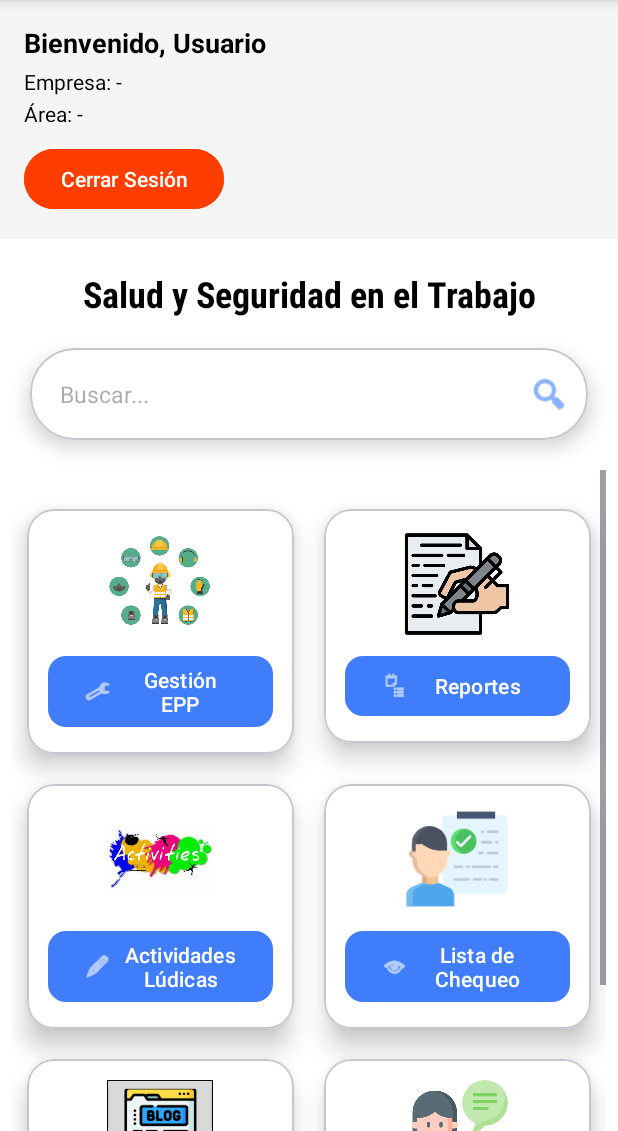
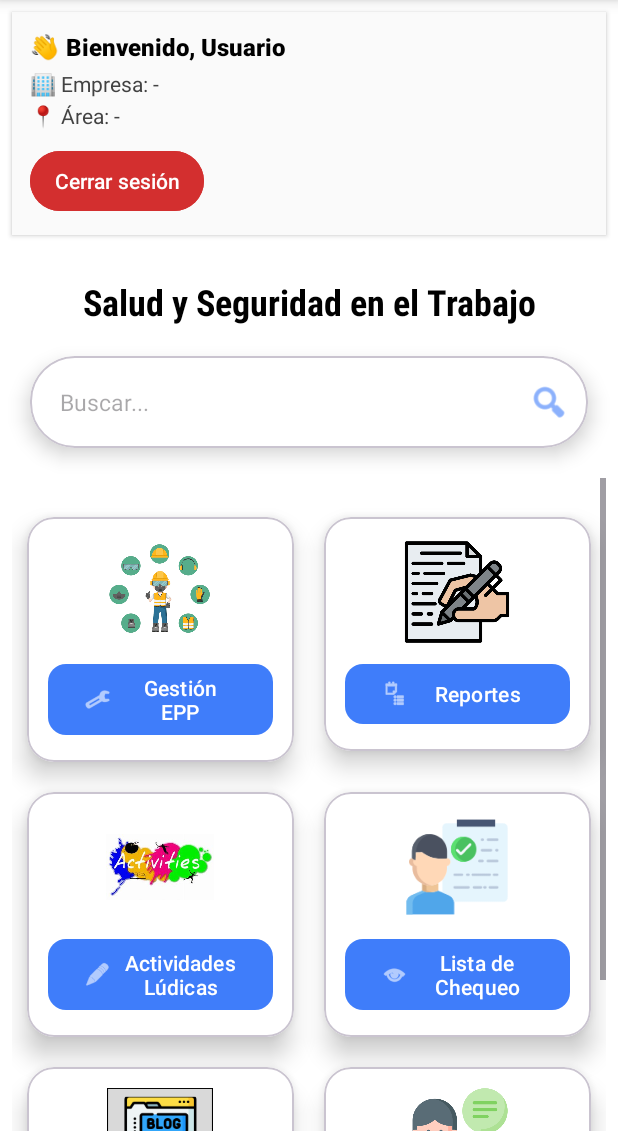
Before and after one commit to sebastianCotaz12/AndroidFinal, an Android app: the layout activity_menu.xml on its own in the app's theme, with its tools: preview values and no code run, on a phone screen of 412 x 824 dp, the part 105-1236 px from its top. Run offline under Robolectric (Android 15) with nearby library versions, the phone set to English and light mode, and no system bars; network calls fail.

Commit message:
area y empresa

```diff
--- a/app/src/main/java/com/example/myapplication/controller/Menu.java
+++ b/app/src/main/java/com/example/myapplication/controller/Menu.java
@@ -53,6 +53,7 @@ public class Menu extends AppCompatActivity {
             startActivity(intent);
         });
 
+
         btnReportes.setOnClickListener(v -> {
             Intent intent = new Intent(Menu.this, Lista_reportes.class);
             startActivity(intent);
--- a/app/src/main/res/layout/activity_menu.xml
+++ b/app/src/main/res/layout/activity_menu.xml
@@ -45,48 +45,74 @@
 
     </LinearLayout>
 
-    <!-- Encabezado con bienvenida -->
+
+
+    <!-- Encabezado con bienvenida (versión compacta y moderna, sin archivos externos) -->
     <LinearLayout
+        xmlns:android="http://schemas.android.com/apk/res/android"
         android:layout_width="match_parent"
         android:layout_height="wrap_content"
         android:orientation="vertical"
-        android:padding="16dp"
-        android:background="#F5F5F5">
+        android:padding="12dp"
+        android:layout_margin="8dp"
+        android:background="#FAFAFA"
+        android:elevation="2dp"
+        android:clipToOutline="true"
+        android:gravity="center_vertical"
+        android:backgroundTint="#FAFAFA">
 
+        <!-- Texto de bienvenida -->
         <TextView
             android:id="@+id/tvBienvenida"
             android:layout_width="wrap_content"
             android:layout_height="wrap_content"
-            android:text="Bienvenido, Usuario"
+            android:text="👋 Bienvenido, Usuario"
             android:textColor="@android:color/black"
-            android:textSize="18sp"
-            android:textStyle="bold" />
+            android:textSize="16sp"
+            android:textStyle="bold"
+            android:fontFamily="sans-serif-medium" />
 
+        <!-- Empresa -->
         <TextView
             android:id="@+id/tvEmpresa"
             android:layout_width="wrap_content"
             android:layout_height="wrap_content"
-            android:text="Empresa: -"
-            android:textColor="@android:color/black"
-            android:layout_marginTop="4dp" />
+            android:text="🏢 Empresa: -"
+            android:textColor="#424242"
+            android:textSize="14sp"
+            android:layout_marginTop="4dp"
+            android:fontFamily="sans-serif" />
 
+        <!-- Área -->
         <TextView
             android:id="@+id/tvArea"
             android:layout_width="wrap_content"
             android:layout_height="wrap_content"
-            android:text="Área: -"
-            android:textColor="@android:color/black"
-            android:layout_marginTop="2dp" />
+            android:text="📍 Área: -"
+            android:textColor="#424242"
+            android:textSize="14sp"
+            android:layout_marginTop="2dp"
+            android:fontFamily="sans-serif" />
 
+        <!-- Botón cerrar sesión -->
         <Button
             android:id="@+id/btnCerrarSesion"
             android:layout_width="wrap_content"
             android:layout_height="wrap_content"
-            android:text="Cerrar Sesión"
-            android:backgroundTint="#FF3D00"
+            android:text="Cerrar sesión"
+            android:layout_marginTop="10dp"
+            android:paddingHorizontal="16dp"
+            android:paddingVertical="6dp"
             android:textColor="@android:color/white"
-            android:layout_marginTop="10dp" />
+            android:textAllCaps="false"
+            android:textSize="14sp"
+            android:fontFamily="sans-serif-medium"
+            android:backgroundTint="#D32F2F"
+            android:elevation="1dp" />
     </LinearLayout>
+
+
+
 
     <!-- Título -->
     <TextView
```
Also changed, not shown: app/src/main/java/com/example/myapplication/api/LoginResponse.java (+4 -57 lines), app/src/main/java/com/example/myapplication/controller/Area.java (+11 -0 lines), app/src/main/java/com/example/myapplication/controller/InicioSesion.java (+12 -11 lines), app/src/main/java/com/example/myapplication/controller/Usuario.java (+32 -26 lines).
